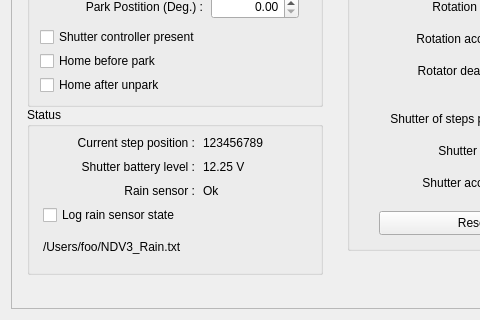
Old version of the form NexDomeV3.ui in the repository rpineau/NexDomeV3; both pictures show x 0 to 480 and y 160 to 480 of the 712 by 480 pixel window.
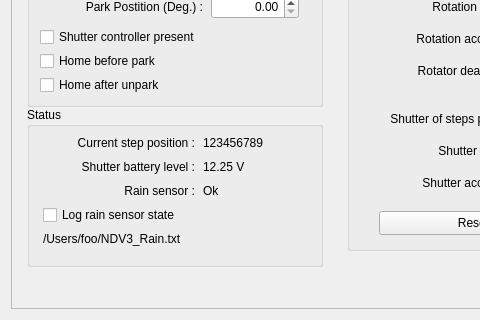
New version of the form. Icons and pictures are not drawn. Custom widgets are drawn as their Qt base class.

```diff
--- a/NexDomeV3.ui
+++ b/NexDomeV3.ui
@@ -491,7 +491,7 @@
         <x>16</x>
         <y>256</y>
         <width>296</width>
-        <height>168</height>
+        <height>160</height>
        </rect>
       </property>
       <property name="title">
@@ -601,7 +601,7 @@
        <property name="geometry">
         <rect>
          <x>16</x>
-         <y>128</y>
+         <y>120</y>
          <width>264</width>
          <height>24</height>
         </rect>
```
